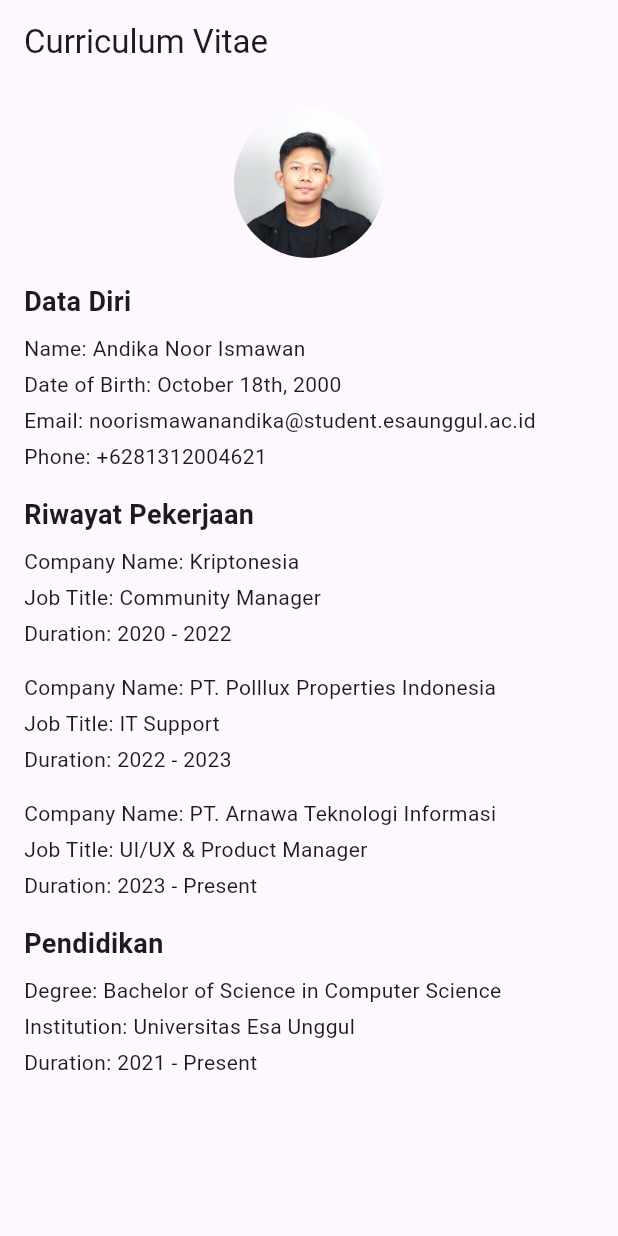
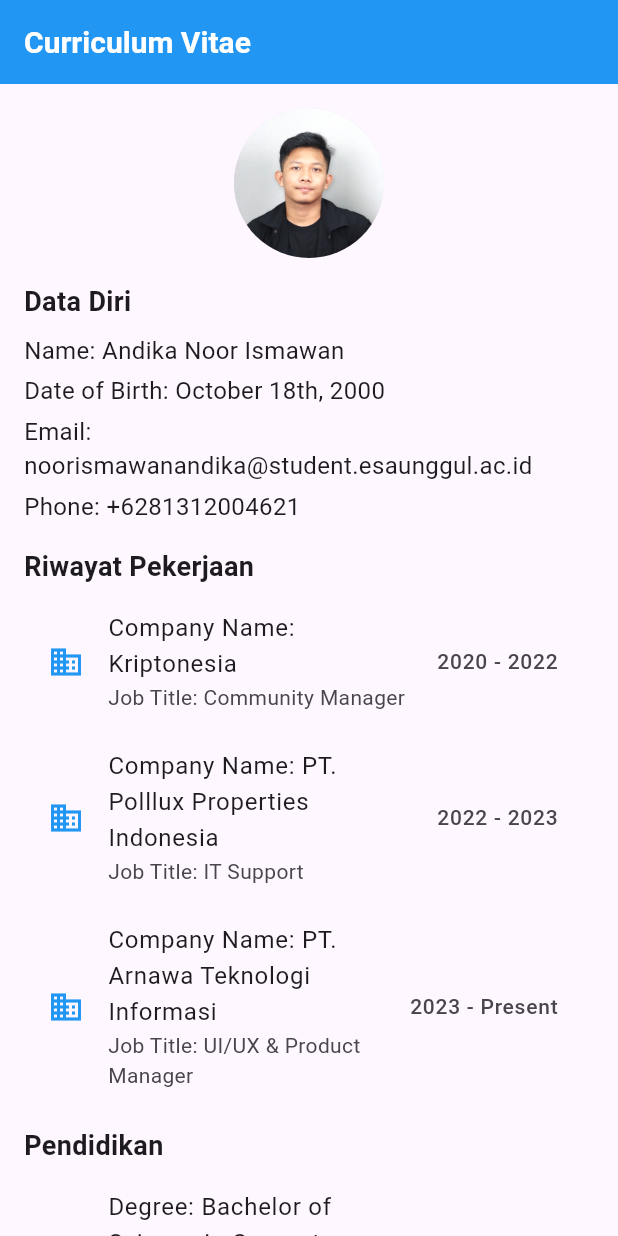
Before and after one commit to Dinoxxc/learn_flutter, a Flutter app: the screen it shows after launch, on a phone screen of 412 x 824 dp. Run offline on Flutter 3.47's test engine with Material 3 defaults, Android fonts, the phone set to English and light mode, and no system bars.

Commit message:
New Changes

```diff
--- a/lib/main.dart
+++ b/lib/main.dart
@@ -1,4 +1,4 @@
-// ignore_for_file: library_private_types_in_public_api
+// ignore_for_file: deprecated_member_use, library_private_types_in_public_api, prefer_const_constructors
 
 import 'package:flutter/material.dart';
 
@@ -15,6 +15,19 @@ class MyApp extends StatelessWidget {
       title: 'CV App',
       theme: ThemeData(
         primarySwatch: Colors.blue,
+        textTheme: const TextTheme(
+          headline1: TextStyle(fontSize: 24, fontWeight: FontWeight.bold, color: Colors.white),
+          headline2: TextStyle(fontSize: 20, fontWeight: FontWeight.bold, color: Colors.white),
+          bodyText1: TextStyle(fontSize: 16, color: Colors.white),
+        ),
+        appBarTheme: const AppBarTheme(
+          backgroundColor: Colors.blue,
+          titleTextStyle: TextStyle(
+            fontSize: 20,
+            fontWeight: FontWeight.bold,
+            color: Colors.white,
+          ),
+        ),
       ),
       home: const MyHomePage(),
     );
@@ -53,27 +66,27 @@ class _MyHomePageState extends State<MyHomePage> {
                 style: TextStyle(fontSize: 18, fontWeight: FontWeight.bold),
               ),
               const SizedBox(height: 8),
-              const Text('Name: Andika Noor Ismawan'),
+              const Text('Name: Andika Noor Ismawan', style: TextStyle(fontSize: 16)),
               const SizedBox(height: 4),
-              const Text('Date of Birth: October 18th, 2000'),
+              const Text('Date of Birth: October 18th, 2000', style: TextStyle(fontSize: 16)),
               const SizedBox(height: 4),
-              const Text('Email: noorismawanandika@student.esaunggul.ac.id'),
+              const Text('Email: noorismawanandika@student.esaunggul.ac.id', style: TextStyle(fontSize: 16)),
               const SizedBox(height: 4),
-              const Text('Phone: +6281312004621'),
+              const Text('Phone: +6281312004621', style: TextStyle(fontSize: 16)),
               const SizedBox(height: 16),
               const Text(
                 'Riwayat Pekerjaan',
                 style: TextStyle(fontSize: 18, fontWeight: FontWeight.bold),
               ),
               const SizedBox(height: 8),
-              ..._buildWorkExperienceList(),
+             ..._buildWorkExperienceList(),
               const SizedBox(height: 16),
               const Text(
                 'Pendidikan',
                 style: TextStyle(fontSize: 18, fontWeight: FontWeight.bold),
               ),
               const SizedBox(height: 8),
-              ..._buildEducationList(),
+             ..._buildEducationList(),
             ],
           ),
         ),
@@ -83,34 +96,44 @@ class _MyHomePageState extends State<MyHomePage> {
 
   List<Widget> _buildWorkExperienceList() {
     return [
-      const Text('Company Name: Kriptonesia'),
-      const SizedBox(height: 4),
-      const Text('Job Title: Community Manager'),
-      const SizedBox(height: 4),
-      const Text('Duration: 2020 - 2022'),
-      const SizedBox(height: 16),
-      const Text('Company Name: PT. Polllux Properties Indonesia'),
-      const SizedBox(height: 4),
-      const Text('Job Title: IT Support'),
-      const SizedBox(height: 4),
-      const Text('Duration: 2022 - 2023'),
-      const SizedBox(height: 16),
-      const Text('Company Name: PT. Arnawa Teknologi Informasi'),
-      const SizedBox(height: 4),
-      const Text('Job Title: UI/UX & Product Manager'),
-      const SizedBox(height: 4),
-      const Text('Duration: 2023 - Present'),
+      ListTile(
+        leading: const Icon(Icons.business, color: Colors.blue),
+        title: const Text('Company Name: Kriptonesia', style: TextStyle(fontSize: 16)),
+        subtitle: const Text('Job Title: Community Manager', style: TextStyle(fontSize: 14)),
+        trailing: const Text('2020 - 2022', style: TextStyle(fontSize: 14)),
+      ),
+      const SizedBox(height: 8),
+      ListTile(
+        leading: const Icon(Icons.business, color: Colors.blue),
+        title: const Text('Company Name: PT. Polllux Properties Indonesia', style: TextStyle(fontSize: 16)),
+        subtitle: const Text('Job Title: IT Support', style: TextStyle(fontSize: 14)),
+        trailing: const Text('2022 - 2023', style: TextStyle(fontSize: 14)),
+      ),
+      const SizedBox(height: 8),
+      ListTile(
+        leading: const Icon(Icons.business, color: Colors.blue),
+        title: const Text('Company Name: PT. Arnawa Teknologi Informasi', style: TextStyle(fontSize: 16)),
+        subtitle: const Text('Job Title: UI/UX & Product Manager', style: TextStyle(fontSize: 14)),
+        trailing: const Text('2023 - Present', style: TextStyle(fontSize: 14)),
+      ),
     ];
   }
 
   List<Widget> _buildEducationList() {
     return [
-      const Text('Degree: Bachelor of Science in Computer Science'),
-      const SizedBox(height: 4),
-      const Text('Institution: Universitas Esa Unggul'),
-      const SizedBox(height: 4),
-      const Text('Duration: 2021 - Present'),
-      const SizedBox(height: 16),
+      ListTile(
+        leading: const Icon(Icons.school, color: Colors.blue),
+        title: const Text('Degree: Bachelor of Science in Computer Science', style: TextStyle(fontSize: 16)),
+        subtitle: const Text('Institution: Universitas Esa Unggul', style: TextStyle(fontSize: 14)),
+        trailing: const Text('2021- Present', style: TextStyle(fontSize: 14)),
+      ),
+      const SizedBox(height: 8),
+      ListTile(
+        leading: const Icon(Icons.school, color: Colors.blue),
+        title: const Text('Degree: Science', style: TextStyle(fontSize: 16)),
+        subtitle: const Text('Institution: SMA Negeri 73 Jakarta', style: TextStyle(fontSize: 14)),
+        trailing: const Text('2015 - 2028', style: TextStyle(fontSize: 14)),
+      ),
     ];
   }
 }
```
